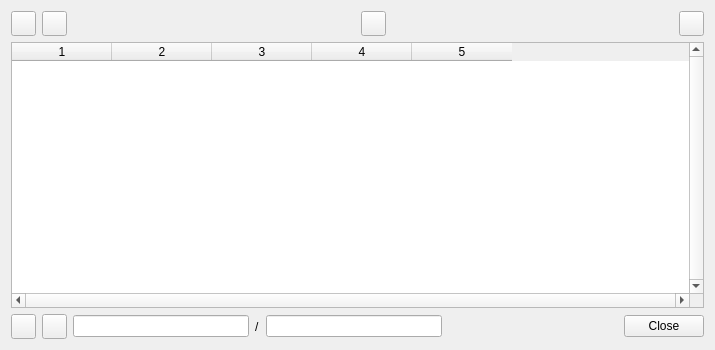
Qt form NAVigater/CGNS/NAV/T/Q7LinkWindow.ui (pyCGNS/pyCGNS) before a commit.
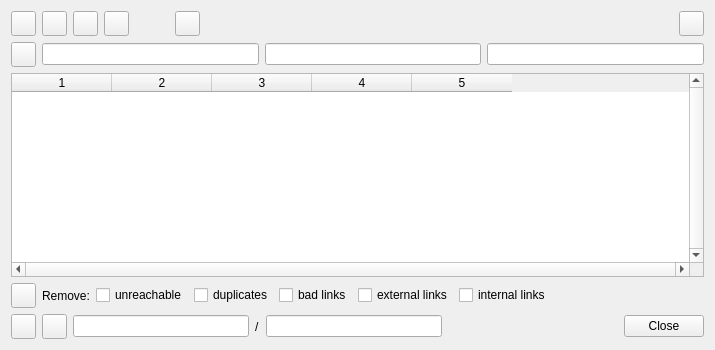
The same form after that commit. Icons and pictures are not drawn.

Commit message: NAV link check stuff

Diff of the .ui file:
```diff
--- a/NAVigater/CGNS/NAV/T/Q7LinkWindow.ui
+++ b/NAVigater/CGNS/NAV/T/Q7LinkWindow.ui
@@ -36,6 +36,75 @@
     <normaloff>:/images/icons/cgSpy.png</normaloff>:/images/icons/cgSpy.png</iconset>
   </property>
   <layout class="QGridLayout" name="gridLayout">
+   <item row="4" column="0">
+    <layout class="QHBoxLayout" name="horizontalLayout_3">
+     <item>
+      <widget class="QPushButton" name="bClearSelectedLink">
+       <property name="minimumSize">
+        <size>
+         <width>25</width>
+         <height>25</height>
+        </size>
+       </property>
+       <property name="maximumSize">
+        <size>
+         <width>25</width>
+         <height>25</height>
+        </size>
+       </property>
+       <property name="toolTip">
+        <string>clear selected link target</string>
+       </property>
+       <property name="text">
+        <string/>
+       </property>
+       <property name="icon">
+        <iconset resource="../R/Res.qrc">
+         <normaloff>:/images/icons/clear-entry.png</normaloff>:/images/icons/clear-entry.png</iconset>
+       </property>
+      </widget>
+     </item>
+     <item>
+      <widget class="QLineEdit" name="eDirectorySelectedLink">
+       <property name="sizePolicy">
+        <sizepolicy hsizetype="Expanding" vsizetype="Fixed">
+         <horstretch>0</horstretch>
+         <verstretch>0</verstretch>
+        </sizepolicy>
+       </property>
+       <property name="readOnly">
+        <bool>false</bool>
+       </property>
+      </widget>
+     </item>
+     <item>
+      <widget class="QLineEdit" name="eFileSelectedLink">
+       <property name="sizePolicy">
+        <sizepolicy hsizetype="Expanding" vsizetype="Fixed">
+         <horstretch>0</horstretch>
+         <verstretch>0</verstretch>
+        </sizepolicy>
+       </property>
+       <property name="readOnly">
+        <bool>false</bool>
+       </property>
+      </widget>
+     </item>
+     <item>
+      <widget class="QLineEdit" name="eNodeSelectedLink">
+       <property name="sizePolicy">
+        <sizepolicy hsizetype="Expanding" vsizetype="Fixed">
+         <horstretch>0</horstretch>
+         <verstretch>0</verstretch>
+        </sizepolicy>
+       </property>
+       <property name="readOnly">
+        <bool>false</bool>
+       </property>
+      </widget>
+     </item>
+    </layout>
+   </item>
    <item row="2" column="0">
     <layout class="QHBoxLayout" name="horizontalLayout">
      <item>
@@ -52,6 +121,9 @@
          <height>25</height>
         </size>
        </property>
+       <property name="toolTip">
+        <string>add new link entry</string>
+       </property>
        <property name="text">
         <string/>
        </property>
@@ -61,6 +133,58 @@
        </property>
       </widget>
      </item>
+     <item>
+      <widget class="QPushButton" name="bEditLink">
+       <property name="minimumSize">
+        <size>
+         <width>25</width>
+         <height>25</height>
+        </size>
+       </property>
+       <property name="maximumSize">
+        <size>
+         <width>25</width>
+         <height>25</height>
+        </size>
+       </property>
+       <property name="toolTip">
+        <string>add entry for selected node target</string>
+       </property>
+       <property name="text">
+        <string/>
+       </property>
+       <property name="icon">
+        <iconset resource="../R/Res.qrc">
+         <normaloff>:/images/icons/link-select.png</normaloff>:/images/icons/link-select.png</iconset>
+       </property>
+      </widget>
+     </item>
+     <item>
+      <widget class="QPushButton" name="bDuplicateLink">
+       <property name="minimumSize">
+        <size>
+         <width>25</width>
+         <height>25</height>
+        </size>
+       </property>
+       <property name="maximumSize">
+        <size>
+         <width>25</width>
+         <height>25</height>
+        </size>
+       </property>
+       <property name="toolTip">
+        <string>duplicate link entry</string>
+       </property>
+       <property name="text">
+        <string/>
+       </property>
+       <property name="icon">
+        <iconset resource="../R/Res.qrc">
+         <normaloff>:/images/icons/link-dup.png</normaloff>:/images/icons/link-dup.png</iconset>
+       </property>
+      </widget>
+     </item>
      <item>
       <widget class="QPushButton" name="bDeleteLink">
        <property name="minimumSize">
@@ -75,6 +199,9 @@
          <height>25</height>
         </size>
        </property>
+       <property name="toolTip">
+        <string>delete link entry</string>
+       </property>
        <property name="text">
         <string/>
        </property>
@@ -89,6 +216,9 @@
        <property name="orientation">
         <enum>Qt::Horizontal</enum>
        </property>
+       <property name="sizeType">
+        <enum>QSizePolicy::Minimum</enum>
+       </property>
        <property name="sizeHint" stdset="0">
         <size>
          <width>40</width>
@@ -111,12 +241,15 @@
          <height>25</height>
         </size>
        </property>
+       <property name="toolTip">
+        <string>open link target file</string>
+       </property>
        <property name="text">
         <string/>
        </property>
        <property name="icon">
         <iconset resource="../R/Res.qrc">
-         <normaloff>:/images/icons/tree-load.png</normaloff>:/images/icons/tree-load.png</iconset>
+         <normaloff>:/images/icons/tree-load-g.png</normaloff>:/images/icons/tree-load-g.png</iconset>
        </property>
       </widget>
      </item>
@@ -158,7 +291,7 @@
      </item>
     </layout>
    </item>
-   <item row="3" column="0">
+   <item row="5" column="0">
     <layout class="QVBoxLayout" name="verticalLayout">
      <item>
       <widget class="QTableWidget" name="linkTable">
@@ -169,7 +302,7 @@
         <enum>Qt::ScrollBarAlwaysOn</enum>
        </property>
        <property name="editTriggers">
-        <set>QAbstractItemView::NoEditTriggers</set>
+        <set>QAbstractItemView::DoubleClicked</set>
        </property>
        <property name="selectionMode">
         <enum>QAbstractItemView::SingleSelection</enum>
@@ -192,7 +325,7 @@
      </item>
     </layout>
    </item>
-   <item row="4" column="0">
+   <item row="7" column="0">
     <layout class="QHBoxLayout" name="horizontalLayout_2">
      <item>
       <widget class="QPushButton" name="bBackControl">
@@ -258,7 +391,14 @@
       </widget>
      </item>
      <item>
-      <widget class="QLineEdit" name="eFileSource"/>
+      <widget class="QLineEdit" name="eFileSource">
+       <property name="sizePolicy">
+        <sizepolicy hsizetype="Expanding" vsizetype="Fixed">
+         <horstretch>0</horstretch>
+         <verstretch>0</verstretch>
+        </sizepolicy>
+       </property>
+      </widget>
      </item>
      <item>
       <spacer name="horizontalSpacer_2">
@@ -282,6 +422,91 @@
      </item>
     </layout>
    </item>
+   <item row="6" column="0">
+    <layout class="QHBoxLayout" name="horizontalLayout_4">
+     <item>
+      <widget class="QPushButton" name="bCheckLink">
+       <property name="minimumSize">
+        <size>
+         <width>25</width>
+         <height>25</height>
+        </size>
+       </property>
+       <property name="maximumSize">
+        <size>
+         <width>25</width>
+         <height>25</height>
+        </size>
+       </property>
+       <property name="toolTip">
+        <string>check and fix link list</string>
+       </property>
+       <property name="text">
+        <string/>
+       </property>
+       <property name="icon">
+        <iconset resource="../R/Res.qrc">
+         <normaloff>:/images/icons/link-check.png</normaloff>:/images/icons/link-check.png</iconset>
+       </property>
+      </widget>
+     </item>
+     <item>
+      <widget class="QLabel" name="label_2">
+       <property name="text">
+        <string>Remove:</string>
+       </property>
+      </widget>
+     </item>
+     <item>
+      <widget class="QCheckBox" name="cUnreachable">
+       <property name="text">
+        <string>unreachable</string>
+       </property>
+      </widget>
+     </item>
+     <item>
+      <widget class="QCheckBox" name="cDuplicates">
+       <property name="text">
+        <string>duplicates</string>
+       </property>
+      </widget>
+     </item>
+     <item>
+      <widget class="QCheckBox" name="cBad">
+       <property name="text">
+        <string>bad links</string>
+       </property>
+      </widget>
+     </item>
+     <item>
+      <widget class="QCheckBox" name="cExternal">
+       <property name="text">
+        <string>external links</string>
+       </property>
+      </widget>
+     </item>
+     <item>
+      <widget class="QCheckBox" name="cInternal">
+       <property name="text">
+        <string>internal links</string>
+       </property>
+      </widget>
+     </item>
+     <item>
+      <spacer name="horizontalSpacer_4">
+       <property name="orientation">
+        <enum>Qt::Horizontal</enum>
+       </property>
+       <property name="sizeHint" stdset="0">
+        <size>
+         <width>40</width>
+         <height>20</height>
+        </size>
+       </property>
+      </spacer>
+     </item>
+    </layout>
+   </item>
   </layout>
  </widget>
  <resources>
```
The commit also changes 27 other files.
